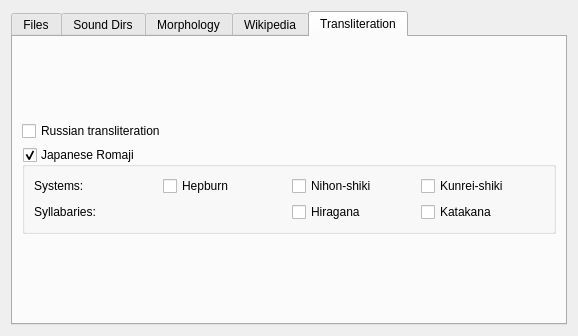
Old version of the form src/sources.ui in the repository goldendict/goldendict.
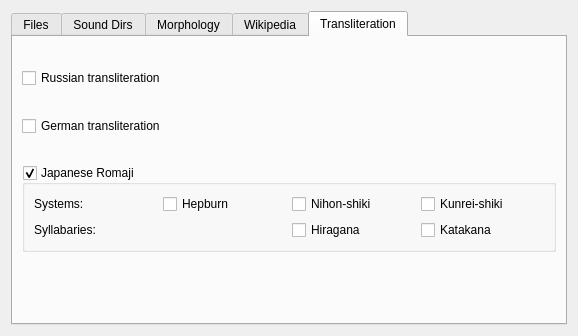
New version of the form. The open tabs and pages were chosen to show the change. Icons and pictures are not drawn.

Commit message: added German transliteration rules

Diff of the .ui file:
```diff
--- a/src/sources.ui
+++ b/src/sources.ui
@@ -296,6 +296,39 @@
          </property>
         </widget>
        </item>
+       <item>
+        <spacer name="verticalSpacer_6">
+         <property name="orientation">
+          <enum>Qt::Vertical</enum>
+         </property>
+         <property name="sizeHint" stdset="0">
+          <size>
+           <width>20</width>
+           <height>40</height>
+          </size>
+         </property>
+        </spacer>
+       </item>
+       <item>
+        <widget class="QCheckBox" name="enableGermanTransliteration">
+         <property name="text">
+          <string>German transliteration</string>
+         </property>
+        </widget>
+       </item>
+       <item>
+        <spacer name="verticalSpacer_7">
+         <property name="orientation">
+          <enum>Qt::Vertical</enum>
+         </property>
+         <property name="sizeHint" stdset="0">
+          <size>
+           <width>20</width>
+           <height>40</height>
+          </size>
+         </property>
+        </spacer>
+       </item>
        <item>
         <widget class="QGroupBox" name="enableRomaji">
          <property name="toolTip">
```
Left out of the diff: 38 changed lines with no effect on the pictures. The commit also changes 7 other files.
